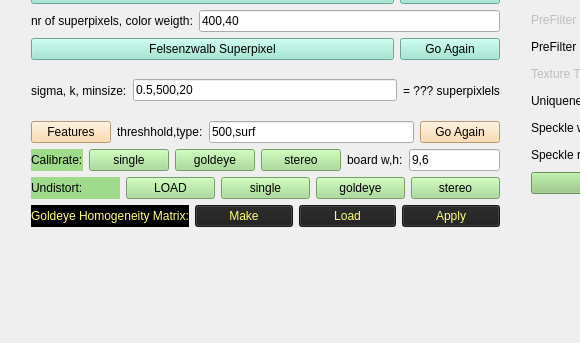
Before: the Qt Designer form SegmentationHelper/mainwindow.ui in yudanaz/masterthesis, drawn with Qt 5; both pictures show x 0 to 580 and y 168 to 511 of the 1008 by 511 pixel window.
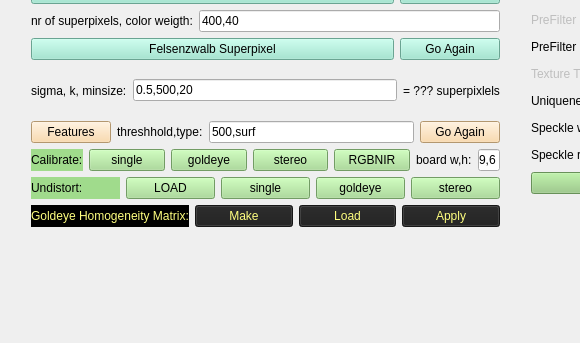
After: the same form once the commit is applied.

Commit message: rgb to nir fitting (resize & crop) implemented. TODO: try disparity stereo with this.

Diff of the .ui file:
```diff
--- a/SegmentationHelper/mainwindow.ui
+++ b/SegmentationHelper/mainwindow.ui
@@ -281,6 +281,16 @@
          </property>
         </widget>
        </item>
+       <item>
+        <widget class="QPushButton" name="btn_calibStereoGRBNIR">
+         <property name="styleSheet">
+          <string notr="true">background-color: rgb(160, 219, 140)</string>
+         </property>
+         <property name="text">
+          <string>RGBNIR</string>
+         </property>
+        </widget>
+       </item>
        <item>
         <widget class="QLabel" name="label_6">
          <property name="text">
@@ -290,6 +300,12 @@
        </item>
        <item>
         <widget class="QLineEdit" name="lineEdit_calibSingleInfo">
+         <property name="maximumSize">
+          <size>
+           <width>40</width>
+           <height>16777215</height>
+          </size>
+         </property>
          <property name="text">
           <string>9,6</string>
          </property>
```
The commit also changes 5 other files.
